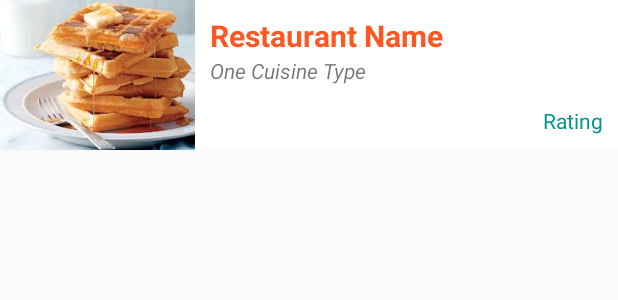
After one commit to mulukadan/MyRestaurants, an Android app: the layout restaurant_list_item.xml on its own in the app's theme, with its tools: preview values and no code run, on a phone screen of 412 x 824 dp. The commit adds this screen. Shown: the top 300 px of the screen. Run offline under Robolectric (Android 15) with nearby library versions, the phone set to English and light mode, and no system bars; Roboto replaces fonts that are not available here.

Commit message:
Added Recycled View

```diff
--- a/app/build.gradle
+++ b/app/build.gradle
@@ -42,4 +42,6 @@ dependencies {
 //    compile 'com.squareup.okhttp3:okhttp:3.2.0'
     compile 'se.akerfeldt:okhttp-signpost:1.1.0'
     compile 'com.google.code.gson:gson:2.8.0'
+//    compile 'com.android.support:recyclerview-v7:+'
+    compile 'com.android.support:recyclerview-v7:26.1.0'
 }
--- a/app/src/main/AndroidManifest.xml
+++ b/app/src/main/AndroidManifest.xml
@@ -10,7 +10,7 @@
         android:supportsRtl="true"
         android:theme="@style/AppTheme">
         <activity
-            android:name=".MainActivity"
+            android:name=".ui.MainActivity"
             android:theme="@style/NoActionBarTheme">
             <intent-filter>
                 <action android:name="android.intent.action.MAIN" />
@@ -19,10 +19,10 @@
             </intent-filter>
         </activity>
 
-        <activity android:name=".TryActivity">
+        <activity android:name=".ui.TryActivity">
             <meta-data
                 android:name="android.support.PARENT_ACTIVITY"
-                android:value="com.example.kadan.myrestaurants.MainActivity">
+                android:value="com.example.kadan.myrestaurants.ui.MainActivity">
             </meta-data>
 
         </activity>
--- a/app/src/main/java/com/example/kadan/myrestaurants/Restaurant.java
+++ b/app/src/main/java/com/example/kadan/myrestaurants/models/Restaurant.java
@@ -1,4 +1,4 @@
-package com.example.kadan.myrestaurants;
+package com.example.kadan.myrestaurants.models;
 
 import java.util.ArrayList;
 
--- a/app/src/main/java/com/example/kadan/myrestaurants/MainActivity.java
+++ b/app/src/main/java/com/example/kadan/myrestaurants/ui/MainActivity.java
@@ -1,17 +1,17 @@
-package com.example.kadan.myrestaurants;
+package com.example.kadan.myrestaurants.ui;
 
 
 import android.content.Intent;
 import android.graphics.Typeface;
 import android.support.v7.app.AppCompatActivity;
 import android.os.Bundle;
-import android.util.Log;
 import android.view.View;
 import android.widget.Button;
 import android.widget.EditText;
 import android.widget.TextView;
-import android.widget.Toast;
 
+
+import com.example.kadan.myrestaurants.R;
 
 import butterknife.BindView;
 import butterknife.ButterKnife;
--- a/app/src/main/res/layout/activity_main.xml
+++ b/app/src/main/res/layout/activity_main.xml
@@ -3,7 +3,7 @@
 xmlns:tools="http://schemas.android.com/tools"
 android:layout_width="match_parent"
 android:layout_height="match_parent"
-tools:context="com.example.kadan.myrestaurants.MainActivity"
+tools:context="com.example.kadan.myrestaurants.ui.MainActivity"
 android:background="#000000">
 
     <ImageView
@@ -34,7 +34,8 @@ android:background="#000000">
         android:layout_marginBottom="10dp"
         android:padding="5dp"
         android:hint="Enter Zip Code"
-        android:layout_centerHorizontal="true" />
+        android:layout_centerHorizontal="true"
+        android:inputType="phone"/>
 
     <Button
         android:layout_width="match_parent"
--- /dev/null
+++ b/app/src/main/res/layout/restaurant_list_item.xml
@@ -0,0 +1,54 @@
+<?xml version="1.0" encoding="utf-8"?>
+<LinearLayout xmlns:android="http://schemas.android.com/apk/res/android"
+    android:orientation="horizontal"
+    android:layout_width="match_parent"
+    android:layout_height="wrap_content">
+
+    <ImageView
+        android:layout_width="130dp"
+        android:layout_height="100dp"
+        android:id="@+id/restaurantImageView"
+        android:src="@drawable/waffles"
+        android:scaleType="centerCrop"/>
+
+    <LinearLayout
+        android:orientation="vertical"
+        android:layout_width="match_parent"
+        android:background="#ffffff"
+        android:layout_height="match_parent"
+        android:padding="10dp">
+
+        <TextView
+            android:layout_width="wrap_content"
+            android:layout_height="wrap_content"
+            android:id="@+id/restaurantNameTextView"
+            android:textSize="20dp"
+            android:textStyle="bold"
+            android:text="Restaurant Name"
+            android:textColor="@color/colorPrimary"/>
+
+        <TextView
+            android:layout_width="wrap_content"
+            android:layout_height="wrap_content"
+            android:text="One Cuisine Type"
+            android:id="@+id/categoryTextView"
+            android:layout_below="@+id/restaurantNameTextView"
+            android:layout_alignParentLeft="true"
+            android:layout_alignParentStart="true"
+            android:textStyle="italic"/>
+
+        <RelativeLayout
+            android:layout_width="match_parent"
+            android:layout_height="match_parent">
+
+            <TextView
+                android:layout_width="wrap_content"
+                android:layout_height="wrap_content"
+                android:text="Rating"
+                android:id="@+id/ratingTextView"
+                android:layout_alignParentBottom="true"
+                android:layout_alignParentRight="true"
+                android:textColor="@color/colorAccent"/>
+        </RelativeLayout>
+    </LinearLayout>
+</LinearLayout>
```
Also changed, not shown: app/src/main/java/com/example/kadan/myrestaurants/MyRestaurantsArrayAdapter.java (deleted, +0 -34 lines), app/src/main/java/com/example/kadan/myrestaurants/adapters/RestaurantListAdapter.java (added, +69 -0 lines), app/src/main/java/com/example/kadan/myrestaurants/services/YelpService.java (renamed from app/src/main/java/com/example/kadan/myrestaurants/YelpService.java, +4 -6 lines), app/src/main/java/com/example/kadan/myrestaurants/ui/TryActivity.java (renamed from app/src/main/java/com/example/kadan/myrestaurants/TryActivity.java, +18 -23 lines), app/src/main/res/layout/activity_try.xml (+38 -7 lines), app/src/main/res/drawable/waffles.jpg (added), 1 other file.
